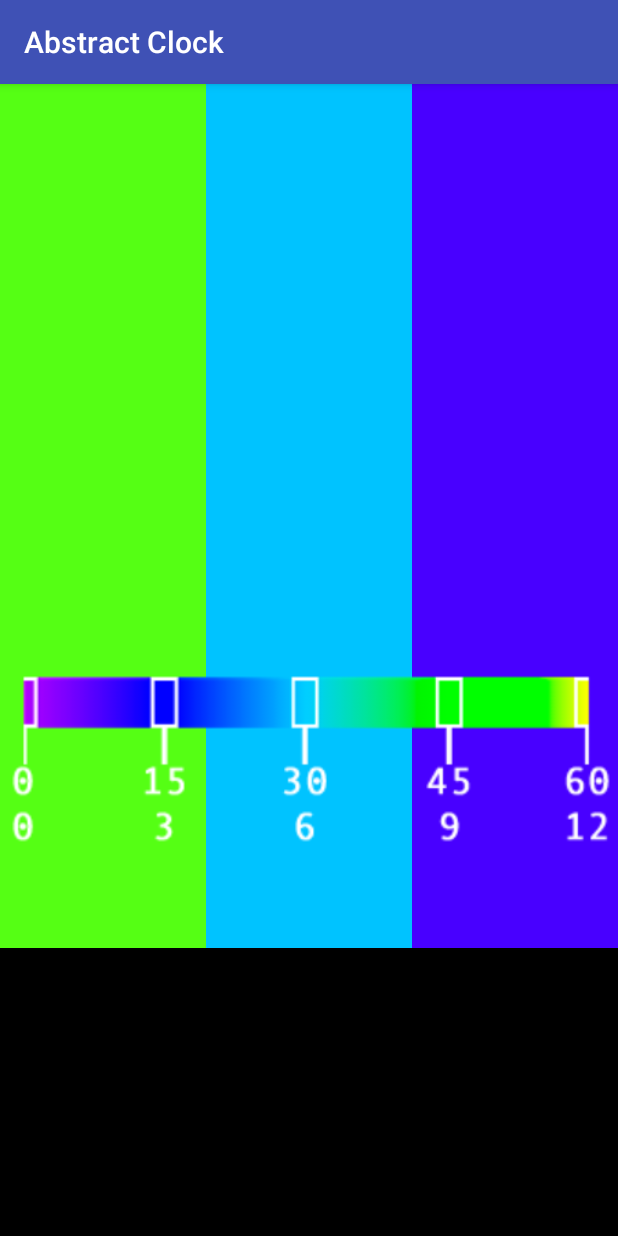
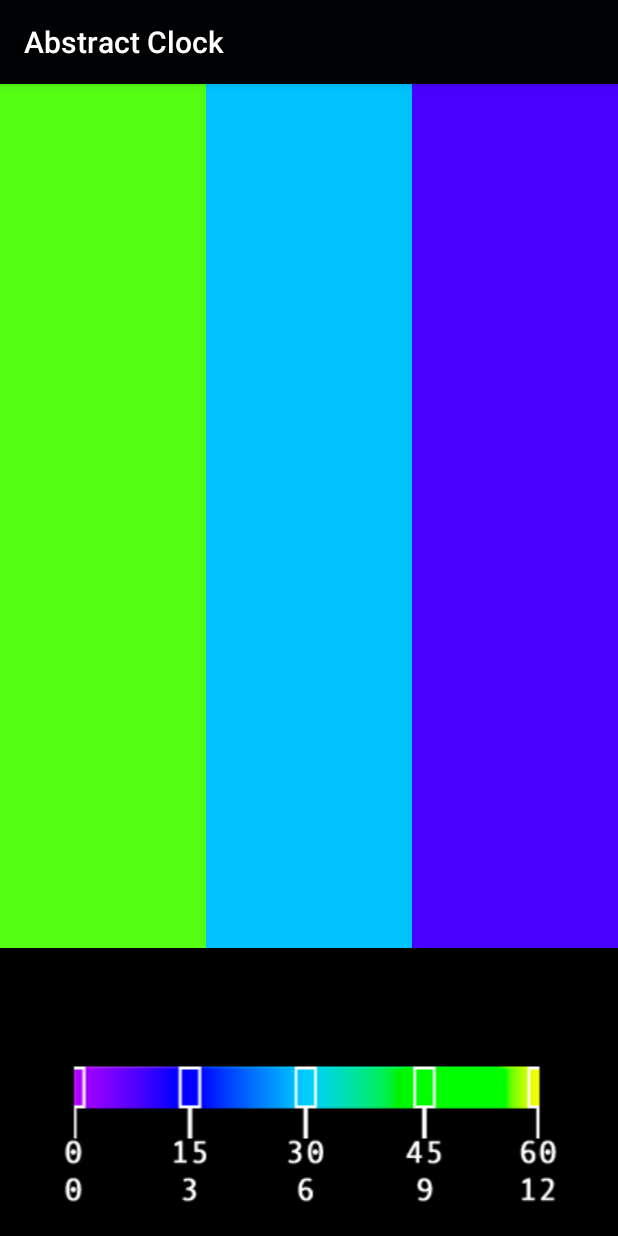
Before and after one commit to vincentcote87/AbstractClock, an Android app: the screen it shows after launch (MainActivity), on a phone screen of 412 x 824 dp. Run offline under Robolectric (Android 15) with nearby library versions, the phone set to English and light mode, and no system bars.

Commit message:
Will scale the scale image to any screen size

```diff
--- a/app/src/main/res/layout/activity_main.xml
+++ b/app/src/main/res/layout/activity_main.xml
@@ -16,10 +16,12 @@
     <ImageView
         android:id="@+id/imageView"
         android:layout_width="match_parent"
-        android:layout_height="900dp"
+        android:layout_height="0dp"
+        app:layout_constraintBottom_toBottomOf="@+id/canvas"
+        app:layout_constraintLeft_toLeftOf="parent"
+        app:layout_constraintRight_toRightOf="parent"
         app:srcCompat="@drawable/colour_scale"
-        android:layout_marginBottom="10dp"
-        tools:layout_editor_absoluteX="23dp"
-        tools:layout_editor_absoluteY="399dp" />
+        tools:layout_editor_absoluteY="399dp"
+        android:layout_marginBottom="16dp" />
 
 </android.support.constraint.ConstraintLayout>
--- a/app/src/main/res/values/colors.xml
+++ b/app/src/main/res/values/colors.xml
@@ -3,4 +3,5 @@
     <color name="colorPrimary">#3F51B5</color>
     <color name="colorPrimaryDark">#303F9F</color>
     <color name="colorAccent">#FF4081</color>
+    <color name="dark">#000103</color>
 </resources>
--- a/app/src/main/res/values/styles.xml
+++ b/app/src/main/res/values/styles.xml
@@ -3,7 +3,7 @@
     <!-- Base application theme. -->
     <style name="AppTheme" parent="Theme.AppCompat.Light.DarkActionBar">
         <!-- Customize your theme here. -->
-        <item name="colorPrimary">@color/colorPrimary</item>
+        <item name="colorPrimary">@color/dark</item>
         <item name="colorPrimaryDark">@color/colorPrimaryDark</item>
         <item name="colorAccent">@color/colorAccent</item>
     </style>
```
